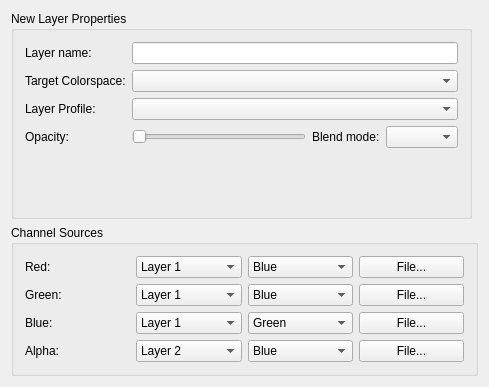
KDE/krita, file krita/plugins/extensions/compose/wdg_compose.ui: the form before one commit.
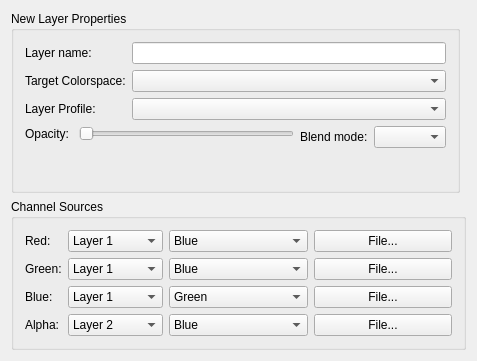
The form after the commit.

Commit message: Changed the UI which contains labels and textfields into QFormLayout to set alignment issues

What changed in the file:
```diff
--- a/krita/plugins/extensions/compose/wdg_compose.ui
+++ b/krita/plugins/extensions/compose/wdg_compose.ui
@@ -1,94 +1,18 @@
 <ui version="4.0" >
  <class>WdgCompose</class>
- <widget class="QWidget" name="WdgCompose" >
-  <property name="geometry" >
+ <widget class="QWidget" name="WdgCompose">
+  <property name="geometry">
    <rect>
     <x>0</x>
     <y>0</y>
-    <width>489</width>
-    <height>387</height>
+    <width>477</width>
+    <height>361</height>
    </rect>
   </property>
-  <layout class="QGridLayout" >
-   <item row="0" column="0" >
-    <widget class="QGroupBox" name="groupBox" >
-     <property name="title" >
-      <string>New Layer Properties</string>
-     </property>
-     <layout class="QGridLayout" >
-      <item row="0" column="0" >
-       <widget class="QLabel" name="label" >
-        <property name="text" >
-         <string>Layer name:</string>
-        </property>
-       </widget>
-      </item>
-      <item row="0" column="1" colspan="3" >
-       <widget class="QLineEdit" name="lineEdit" />
-      </item>
-      <item row="1" column="0" >
-       <widget class="QLabel" name="label_2" >
-        <property name="text" >
-         <string>Target Colorspace:</string>
-        </property>
-       </widget>
-      </item>
-      <item row="1" column="1" colspan="3" >
-       <widget class="QComboBox" name="comboBox" />
-      </item>
-      <item row="2" column="0" >
-       <widget class="QLabel" name="label_3" >
-        <property name="text" >
-         <string>Layer Profile:</string>
-        </property>
-       </widget>
-      </item>
-      <item row="2" column="1" colspan="3" >
-       <widget class="QComboBox" name="comboBox_2" />
-      </item>
-      <item row="3" column="0" >
-       <widget class="QLabel" name="label_4" >
-        <property name="text" >
-         <string>Opacity: </string>
-        </property>
-       </widget>
-      </item>
-      <item row="3" column="1" >
-       <widget class="QSlider" name="horizontalSlider" >
-        <property name="orientation" >
-         <enum>Qt::Horizontal</enum>
-        </property>
-       </widget>
-      </item>
-      <item row="3" column="2" >
-       <widget class="QLabel" name="label_5" >
-        <property name="text" >
-         <string>Blend mode:</string>
-        </property>
-       </widget>
-      </item>
-      <item row="3" column="3" >
-       <widget class="QComboBox" name="comboBox_3" />
-      </item>
-      <item row="4" column="0" >
-       <spacer>
-        <property name="orientation" >
-         <enum>Qt::Vertical</enum>
-        </property>
-        <property name="sizeHint" >
-         <size>
-          <width>20</width>
-          <height>40</height>
-         </size>
-        </property>
-       </spacer>
-      </item>
-     </layout>
-    </widget>
-   </item>
-   <item row="0" column="1" >
-    <widget class="QFrame" name="frame" >
-     <property name="frameShape" >
+  <layout class="QGridLayout">
+   <item row="0" column="1">
+    <widget class="QFrame" name="frame">
+     <property name="frameShape">
       <enum>QFrame::StyledPanel</enum>
      </property>
      <property name="frameShadow" >
@@ -109,32 +33,185 @@
      </widget>
     </widget>
    </item>
-   <item row="1" column="0" colspan="2" >
-    <widget class="QGroupBox" name="groupBox_2" >
-     <property name="title" >
+   <item row="0" column="0">
+    <widget class="QGroupBox" name="groupBox">
+     <property name="title">
+      <string>New Layer Properties</string>
+     </property>
+     <layout class="QGridLayout" name="gridLayout_2">
+      <item row="0" column="0">
+       <layout class="QGridLayout" name="gridLayout">
+        <item row="0" column="0" colspan="2">
+         <layout class="QFormLayout" name="formLayout">
+          <property name="rowWrapPolicy">
+           <enum>QFormLayout::WrapLongRows</enum>
+          </property>
+          <item row="0" column="0">
+           <widget class="QLabel" name="label">
+            <property name="text">
+             <string>Layer name:</string>
+            </property>
+           </widget>
+          </item>
+          <item row="0" column="1">
+           <widget class="QLineEdit" name="lineEdit"/>
+          </item>
+          <item row="1" column="0">
+           <widget class="QLabel" name="label_2">
+            <property name="text">
+             <string>Target Colorspace:</string>
+            </property>
+           </widget>
+          </item>
+          <item row="1" column="1">
+           <widget class="QComboBox" name="comboBox"/>
+          </item>
+          <item row="2" column="0">
+           <widget class="QLabel" name="label_3">
+            <property name="text">
+             <string>Layer Profile:</string>
+            </property>
+           </widget>
+          </item>
+          <item row="2" column="1">
+           <widget class="QComboBox" name="comboBox_2"/>
+          </item>
+         </layout>
+        </item>
+        <item row="1" column="0">
+         <layout class="QFormLayout" name="formLayout_2">
+          <property name="rowWrapPolicy">
+           <enum>QFormLayout::WrapLongRows</enum>
+          </property>
+          <item row="0" column="0">
+           <widget class="QLabel" name="label_4">
+            <property name="text">
+             <string>Opacity: </string>
+            </property>
+           </widget>
+          </item>
+          <item row="0" column="1">
+           <widget class="QSlider" name="horizontalSlider">
+            <property name="orientation">
+             <enum>Qt::Horizontal</enum>
+            </property>
+           </widget>
+          </item>
+         </layout>
+        </item>
+        <item row="1" column="1">
+         <layout class="QFormLayout" name="formLayout_3">
+          <property name="rowWrapPolicy">
+           <enum>QFormLayout::WrapLongRows</enum>
+          </property>
+          <item row="0" column="0">
+           <widget class="QLabel" name="label_5">
+            <property name="text">
+             <string>Blend mode:</string>
+            </property>
+           </widget>
+          </item>
+          <item row="0" column="1">
+           <widget class="QComboBox" name="comboBox_3"/>
+          </item>
+         </layout>
+        </item>
+       </layout>
+      </item>
+      <item row="1" column="0">
+       <spacer>
+        <property name="orientation">
+         <enum>Qt::Vertical</enum>
+        </property>
+        <property name="sizeHint" stdset="0">
+         <size>
+          <width>20</width>
+          <height>40</height>
+         </size>
+        </property>
+       </spacer>
+      </item>
+     </layout>
+    </widget>
+   </item>
+   <item row="1" column="0" colspan="2">
+    <widget class="QGroupBox" name="groupBox_2">
+     <property name="title">
       <string>Channel Sources</string>
      </property>
-     <layout class="QGridLayout" >
-      <item row="0" column="0" >
-       <layout class="QHBoxLayout" >
-        <item>
-         <widget class="QLabel" name="label_6" >
-          <property name="text" >
-           <string>Red:</string>
-          </property>
-         </widget>
-        </item>
-        <item>
-         <widget class="QComboBox" name="comboBox_4" >
-          <item>
-           <property name="text" >
-            <string>Layer 1</string>
-           </property>
+     <layout class="QGridLayout" name="gridLayout_4">
+      <item row="0" column="0">
+       <layout class="QGridLayout" name="gridLayout_3">
+        <item row="0" column="0" rowspan="4">
+         <layout class="QFormLayout" name="formLayout_4">
+          <item row="0" column="0">
+           <widget class="QLabel" name="label_6">
+            <property name="text">
+             <string>Red:</string>
+            </property>
+           </widget>
           </item>
-         </widget>
+          <item row="0" column="1">
+           <widget class="QComboBox" name="comboBox_4">
+            <item>
+             <property name="text">
+              <string>Layer 1</string>
+             </property>
+            </item>
+           </widget>
+          </item>
+          <item row="1" column="0">
+           <widget class="QLabel" name="label_8">
+            <property name="text">
+             <string>Green:</string>
+            </property>
+           </widget>
+          </item>
+          <item row="1" column="1">
+           <widget class="QComboBox" name="comboBox_6">
+            <item>
+             <property name="text">
+              <string>Layer 1</string>
+             </property>
+            </item>
+           </widget>
+          </item>
+          <item row="2" column="0">
+           <widget class="QLabel" name="label_9">
+            <property name="text">
+             <string>Blue:</string>
+            </property>
+           </widget>
+          </item>
+          <item row="2" column="1">
+           <widget class="QComboBox" name="comboBox_8">
+            <item>
+             <property name="text">
+              <string>Layer 1</string>
+             </property>
+            </item>
+           </widget>
+          </item>
+          <item row="3" column="0">
+           <widget class="QLabel" name="label_10">
+            <property name="text">
+             <string>Alpha:</string>
+            </property>
+           </widget>
+          </item>
+          <item row="3" column="1">
+           <widget class="QComboBox" name="comboBox_10">
+            <item>
+             <property name="text">
+              <string>Layer 2</string>
+             </property>
+            </item>
+           </widget>
+          </item>
+         </layout>
         </item>
-        <item>
-         <widget class="QComboBox" name="comboBox_5" >
+        <item row="0" column="1">
+         <widget class="QComboBox" name="comboBox_5">
           <item>
            <property name="text" >
             <string>Blue</string>
@@ -142,117 +219,57 @@
           </item>
          </widget>
         </item>
-        <item>
-         <widget class="QPushButton" name="pushButton" >
-          <property name="text" >
+        <item row="0" column="2">
+         <widget class="QPushButton" name="pushButton">
+          <property name="text">
            <string>File...</string>
           </property>
          </widget>
         </item>
-       </layout>
-      </item>
-      <item row="1" column="0" >
-       <layout class="QHBoxLayout" >
-        <item>
-         <widget class="QLabel" name="label_8" >
-          <property name="text" >
-           <string>Green:</string>
-          </property>
-         </widget>
-        </item>
-        <item>
-         <widget class="QComboBox" name="comboBox_6" >
+        <item row="1" column="1">
+         <widget class="QComboBox" name="comboBox_7">
           <item>
-           <property name="text" >
-            <string>Layer 1</string>
-           </property>
-          </item>
-         </widget>
-        </item>
-        <item>
-         <widget class="QComboBox" name="comboBox_7" >
-          <item>
-           <property name="text" >
+           <property name="text">
             <string>Blue</string>
            </property>
           </item>
          </widget>
         </item>
-        <item>
-         <widget class="QPushButton" name="pushButton_2" >
-          <property name="text" >
+        <item row="1" column="2">
+         <widget class="QPushButton" name="pushButton_2">
+          <property name="text">
            <string>File...</string>
           </property>
          </widget>
         </item>
-       </layout>
-      </item>
-      <item row="2" column="0" >
-       <layout class="QHBoxLayout" >
-        <item>
-         <widget class="QLabel" name="label_9" >
-          <property name="text" >
-           <string>Blue:</string>
-          </property>
-         </widget>
-        </item>
-        <item>
-         <widget class="QComboBox" name="comboBox_8" >
+        <item row="2" column="1">
+         <widget class="QComboBox" name="comboBox_9">
           <item>
-           <property name="text" >
-            <string>Layer 1</string>
-           </property>
-          </item>
-         </widget>
-        </item>
-        <item>
-         <widget class="QComboBox" name="comboBox_9" >
-          <item>
-           <property name="text" >
+           <property name="text">
             <string>Green</string>
            </property>
           </item>
          </widget>
         </item>
-        <item>
-         <widget class="QPushButton" name="pushButton_3" >
-          <property name="text" >
+        <item row="2" column="2">
+         <widget class="QPushButton" name="pushButton_3">
+          <property name="text">
            <string>File...</string>
           </property>
          </widget>
         </item>
-       </layout>
-      </item>
-      <item row="3" column="0" >
-       <layout class="QHBoxLayout" >
-        <item>
-         <widget class="QLabel" name="label_10" >
-          <property name="text" >
-           <string>Alpha:</string>
-          </property>
-         </widget>
-        </item>
-        <item>
-         <widget class="QComboBox" name="comboBox_10" >
+        <item row="3" column="1">
+         <widget class="QComboBox" name="comboBox_11">
           <item>
-           <property name="text" >
-            <string>Layer 2</string>
-           </property>
-          </item>
-         </widget>
-        </item>
-        <item>
-         <widget class="QComboBox" name="comboBox_11" >
-          <item>
-           <property name="text" >
+           <property name="text">
             <string>Blue</string>
            </property>
           </item>
          </widget>
         </item>
-        <item>
-         <widget class="QPushButton" name="pushButton_4" >
-          <property name="text" >
+        <item row="3" column="2">
+         <widget class="QPushButton" name="pushButton_4">
+          <property name="text">
            <string>File...</string>
           </property>
          </widget>
@@ -264,7 +281,7 @@
    </item>
   </layout>
  </widget>
- <layoutdefault spacing="6" margin="11" />
-  <resources/>
+ <layoutdefault spacing="6" margin="11"/>
+ <resources/>
  <connections/>
 </ui>
```
Left out of the diff: 15 changed lines with no effect on the pictures. The commit also changes 91 other files.
